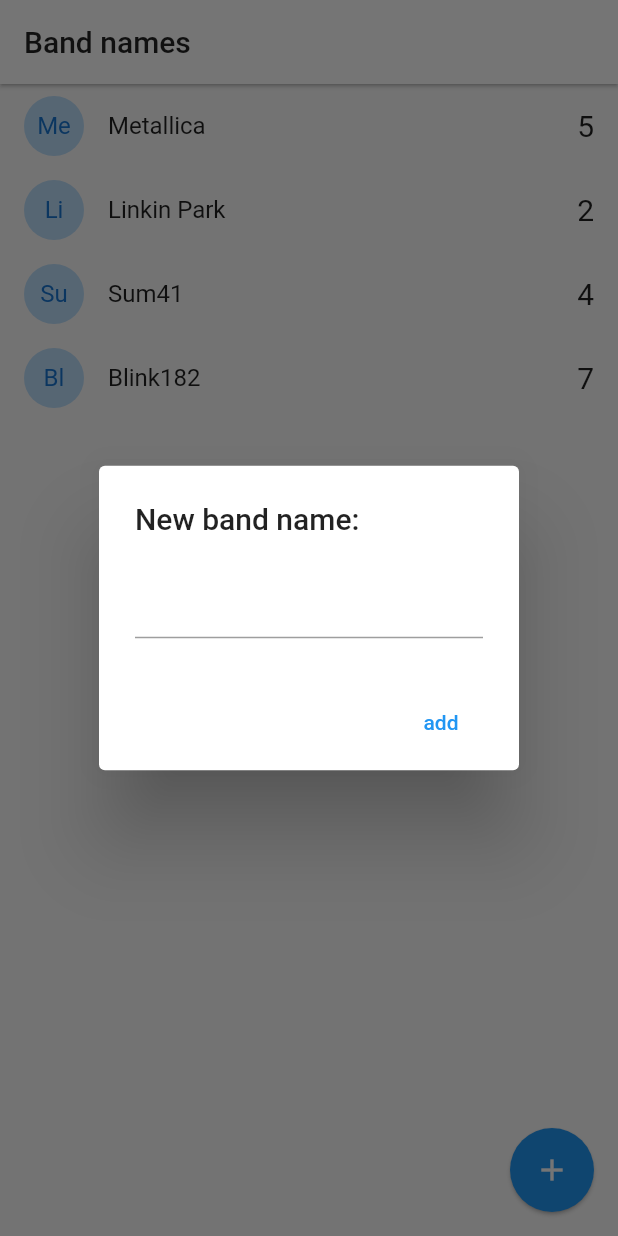
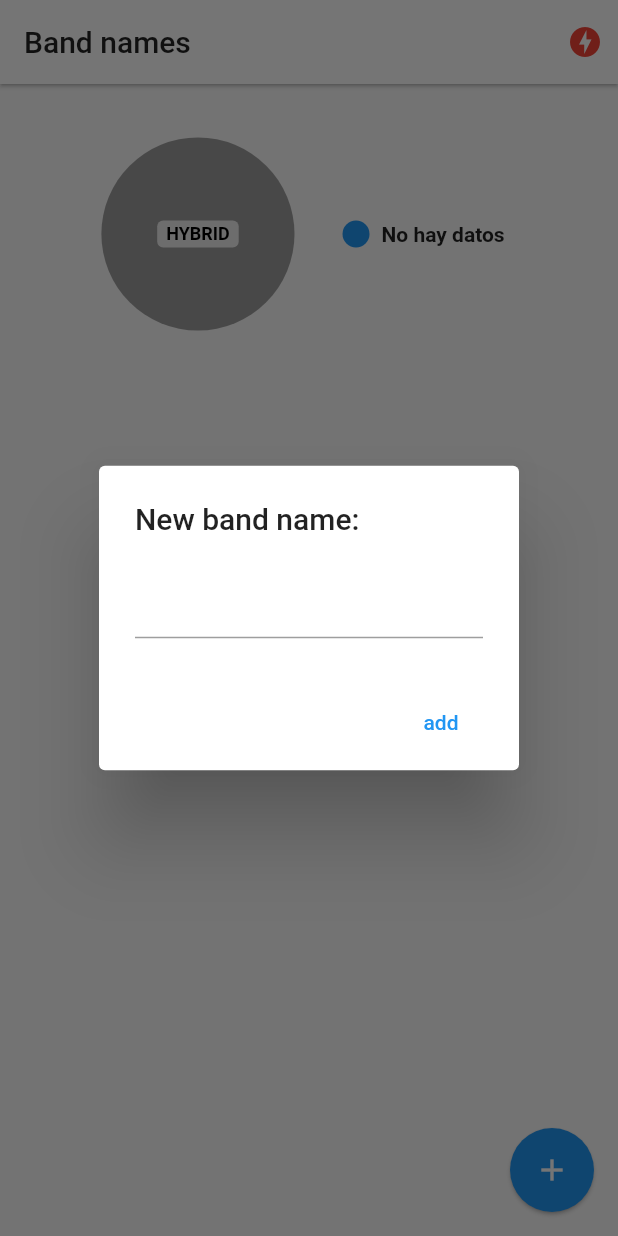
Before and after one commit to SlowRiidee/flutter-bandnames-socket, a Flutter app: the screen it shows after launch, after a tap on the "add" icon, on a phone screen of 412 x 824 dp. Run offline on Flutter 3.47's test engine with Material 2 defaults, Android fonts, the phone set to English and light mode, and no system bars; drawn by our look-alikes of pie_chart; our stand-ins replace socket_io_client; network calls fail.

Commit message:
App Terminada

```diff
--- a/lib/main.dart
+++ b/lib/main.dart
@@ -1,18 +1,25 @@
+import 'package:bands_name/services/socket_service.dart';
 import 'package:flutter/material.dart';
 import 'package:bands_name/pages/home.dart';
+import 'package:provider/provider.dart';
+import 'pages/status.dart';
 
 void main() => runApp(MyApp());
 
 class MyApp extends StatelessWidget {
   @override
   Widget build(BuildContext context) {
-    return MaterialApp(
+    return MultiProvider(
+      providers: [ChangeNotifierProvider(create: (_) => SocketService())],
+      child: MaterialApp(
         debugShowCheckedModeBanner: false,
         title: 'Material App',
         initialRoute: 'home',
         routes: {
           'home': (_) => HomePage(),
+          'status': (_) => StatusPage(),
         },
+      ),
     );
   }
 }
--- a/lib/models/band.dart
+++ b/lib/models/band.dart
@@ -10,8 +10,8 @@ class Band {
   });
 
   factory Band.fromMap(Map<String, dynamic> obj) => Band(
-        id: obj['id'],
-        name: obj['name'],
-        votes: obj['votes'],
+        id: obj.containsKey('id') ? obj['id'] : 'no-id',
+        name: obj.containsKey('name') ? obj['name'] : 'no-name',
+        votes: obj.containsKey('votes') ? obj['votes'] : 'no-votes',
       );
 }
--- a/lib/pages/home.dart
+++ b/lib/pages/home.dart
@@ -1,8 +1,11 @@
 import 'dart:io';
 
 import 'package:bands_name/models/band.dart';
+import 'package:bands_name/services/socket_service.dart';
 import 'package:flutter/cupertino.dart';
 import 'package:flutter/material.dart';
+import 'package:pie_chart/pie_chart.dart';
+import 'package:provider/provider.dart';
 
 class HomePage extends StatefulWidget {
   @override
@@ -11,24 +14,65 @@ class HomePage extends StatefulWidget {
 
 class _HomePageState extends State<HomePage> {
   List<Band> bands = [
-    Band(id: '1', name: 'Metallica', votes: 5),
-    Band(id: '2', name: 'Linkin Park', votes: 2),
-    Band(id: '3', name: 'Sum41', votes: 4),
-    Band(id: '4', name: 'Blink182', votes: 7),
+    // Band(id: '1', name: 'Metallica', votes: 5),
+    // Band(id: '2', name: 'Linkin Park', votes: 2),
+    // Band(id: '3', name: 'Sum41', votes: 4),
+    // Band(id: '4', name: 'Blink182', votes: 7),
   ];
 
   @override
+  void initState() {
+    final socketService = Provider.of<SocketService>(context, listen: false);
+
+    socketService.socket.on('active-bands', _handleActiveBands);
+
+    super.initState();
+  }
+
+  _handleActiveBands(dynamic payload) {
+    this.bands = (payload as List)
+        .map((band) => Band.fromMap(band))
+        .toList(); //las bandas que recibo las convierto en lista y de ahi a map con la funcion que tengo en la pestaña map en models
+
+    setState(() {});
+  }
+
+  @override
+  void dispose() {
+    final socketService = Provider.of<SocketService>(context, listen: false);
+    socketService.socket.off('active-bands');
+    super.dispose();
+  }
+
+  @override
   Widget build(BuildContext context) {
+    final socketService = Provider.of<SocketService>(context);
+
     return Scaffold(
       appBar: AppBar(
         title:
             const Text('Band names', style: TextStyle(color: Colors.black87)),
         backgroundColor: Colors.white,
         elevation: 1,
+        actions: [
+          Container(
+            margin: const EdgeInsets.only(right: 10),
+            child: (socketService.serverStatus == ServerStatus.Online)
+                ? Icon(Icons.check_circle, color: Colors.blue[300])
+                : const Icon(Icons.offline_bolt, color: Colors.red),
+          )
+        ],
       ),
-      body: ListView.builder(
+      body: Column(
+        children: [
+          _showGraph(),
+          Expanded(
+            child: ListView.builder(
               itemCount: bands.length,
               itemBuilder: (context, i) => _bandTile(bands[i]),
+            ),
+          ),
+        ],
       ),
       floatingActionButton: FloatingActionButton(
         elevation: 1,
@@ -39,16 +83,15 @@ class _HomePageState extends State<HomePage> {
   }
 
   Widget _bandTile(Band band) {
+    final socketService = Provider.of<SocketService>(context, listen: false);
+
     return Dismissible(
       key: Key(band.id),
       direction: DismissDirection.endToStart,
-      onDismissed: (DismissDirection direction) {
-        print('direction: $direction');
-        print('direction: ${band.id}');
-        //TODO: llamar el borrado del server
-      },
+      onDismissed: (_) =>
+          socketService.socket.emit('delete-band', {'id': band.id}),
       background: Container(
-        padding: EdgeInsets.only(right: 8.0),
+        padding: const EdgeInsets.only(right: 8.0),
         color: Colors.red,
         child: const Align(
           alignment: Alignment.centerRight,
@@ -65,9 +108,7 @@ class _HomePageState extends State<HomePage> {
         ),
         title: Text(band.name),
         trailing: Text('${band.votes}', style: const TextStyle(fontSize: 20)),
-        onTap: () {
-          print(band.name);
-        },
+        onTap: () => socketService.socket.emit('vote-band', {'id': band.id}),
       ),
     );
   }
@@ -78,8 +119,7 @@ class _HomePageState extends State<HomePage> {
     if (Platform.isAndroid) {
       return showDialog(
           context: context,
-        builder: (context) {
-          return AlertDialog(
+          builder: (_) => AlertDialog(
                 title: const Text('New band name:'),
                 content: TextField(
                   controller: textController,
@@ -91,15 +131,12 @@ class _HomePageState extends State<HomePage> {
                       onPressed: () => addBandToList(textController.text),
                       child: const Text('add')),
                 ],
-          );
-        },
-      );
+              ));
     }
 
     showCupertinoDialog(
         context: context,
-        builder: (_) {
-          return CupertinoAlertDialog(
+        builder: (_) => CupertinoAlertDialog(
               title: const Text('New band name:'),
               content: CupertinoTextField(
                 controller: textController,
@@ -116,20 +153,67 @@ class _HomePageState extends State<HomePage> {
                   onPressed: () => Navigator.pop(context),
                 )
               ],
-          );
-        });
+            ));
   }
 
   void addBandToList(String name) {
-    print(name);
+    final socketService = Provider.of<SocketService>(context, listen: false);
+
     if (name.length > 1) {
       //podemos agregar
-      this
-          .bands
-          .add(new Band(id: DateTime.now().toString(), name: name, votes: 0));
-      setState(() {});
+      socketService.socket.emit('add-band', {'name': name});
     }
 
     Navigator.pop(context);
   }
+
+  //mostrar grafica
+
+  Widget _showGraph() {
+    Map<String, double> dataMap = {};
+
+    bands.forEach((band) {
+      dataMap.putIfAbsent(band.name, () => band.votes.toDouble());
+    });
+
+    final List<Color> colorList = [
+      Colors.blue,
+      Colors.pink,
+      Colors.yellow,
+      Colors.purpleAccent,
+    ];
+
+    return Container(
+        width: double.infinity,
+        height: 200,
+        child: PieChart(
+          dataMap: dataMap.isEmpty ? {'No hay datos': 0} : dataMap,
+          animationDuration: const Duration(milliseconds: 800),
+          chartLegendSpacing: 32,
+          chartRadius: MediaQuery.of(context).size.width / 3.2,
+          colorList: colorList,
+          initialAngleInDegree: 0,
+          chartType: ChartType.disc,
+          ringStrokeWidth: 32,
+          centerText: "HYBRID",
+          legendOptions: const LegendOptions(
+            showLegendsInRow: false,
+            legendPosition: LegendPosition.right,
+            showLegends: true,
+            legendShape: BoxShape.circle,
+            legendTextStyle: TextStyle(
+              fontWeight: FontWeight.bold,
+            ),
+          ),
+          chartValuesOptions: const ChartValuesOptions(
+            showChartValueBackground: true,
+            showChartValues: true,
+            showChartValuesInPercentage: false,
+            showChartValuesOutside: false,
+            decimalPlaces: 1,
+          ),
+          // gradientList: ---To add gradient colors---
+          // emptyColorGradient: ---Empty Color gradient---
+        ));
   }
+}
--- /dev/null
+++ b/lib/services/socket_service.dart
@@ -0,0 +1,50 @@
+import 'package:flutter/material.dart';
+
+import 'package:socket_io_client/socket_io_client.dart' as IO;
+
+enum ServerStatus {
+  Online,
+  Offline,
+  Connecting,
+}
+
+class SocketService with ChangeNotifier {
+  ServerStatus _serverStatus = ServerStatus.Connecting;
+
+  late IO.Socket _socket;
+
+  ServerStatus get serverStatus => this._serverStatus;
+
+  IO.Socket get socket => this._socket;
+
+  Function get emit => this._socket.emit;
+
+  SocketService() {
+    _initConfig();
+  }
+
+  void _initConfig() {
+    // Dart client
+    _socket = IO.io('http://192.168.0.2:3000/', {
+      'transports': ['websocket'],
+      'autoConnect': true
+    });
+
+    _socket.onConnect((_) {
+      _serverStatus = ServerStatus.Online;
+      notifyListeners();
+    });
+
+    _socket.onDisconnect((_) {
+      _serverStatus = ServerStatus.Offline;
+      notifyListeners();
+    });
+
+    // socket.on('nuevo_mensaje', (payload) {
+    //   print('nuevo-mensaje:');
+    //   print('nombre:' + payload['nombre']);
+    //   print('mensaje:' + payload['mensaje']);
+    //   print(payload.containsKey('mensaje2') ? payload['mensaje2'] : 'no hay');
+    // });
+  }
+}
--- a/pubspec.yaml
+++ b/pubspec.yaml
@@ -36,6 +36,9 @@ dependencies:
   # The following adds the Cupertino Icons font to your application.
   # Use with the CupertinoIcons class for iOS style icons.
   cupertino_icons: ^1.0.2
+  socket_io_client: ^2.0.0-beta.4-nullsafety.0
+  provider: ^6.0.5
+  pie_chart: ^5.3.2
 
 dev_dependencies:
   flutter_test:
```
Also changed, not shown: lib/pages/status.dart (added, +32 -0 lines), pubspec.lock. Lines whose indentation alone changed are shown as unchanged.
